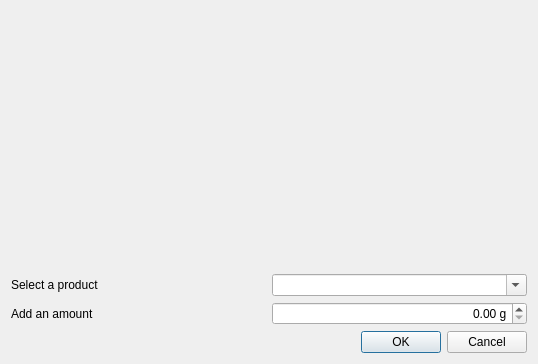
Qt form caloriestracker/ui/frmMealsAdd.ui (turulomio/caloriestracker) before a commit.
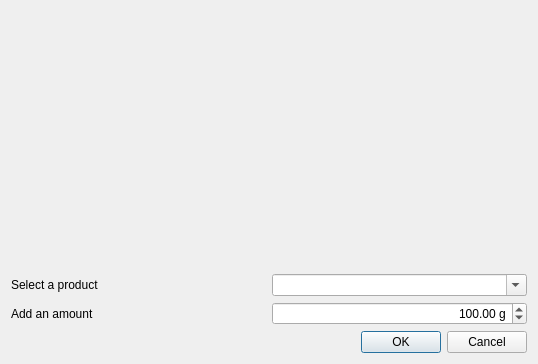
The same form after that commit. Icons and pictures are not drawn. Custom widgets are drawn as their Qt base class.

```diff
--- a/caloriestracker/ui/frmMealsAdd.ui
+++ b/caloriestracker/ui/frmMealsAdd.ui
@@ -84,6 +84,9 @@
          <property name="maximum">
           <double>1000000.000000000000000</double>
          </property>
+         <property name="value">
+          <double>100.000000000000000</double>
+         </property>
         </widget>
        </item>
       </layout>
```
Left out of the diff: 4 changed lines with no effect on the pictures.
